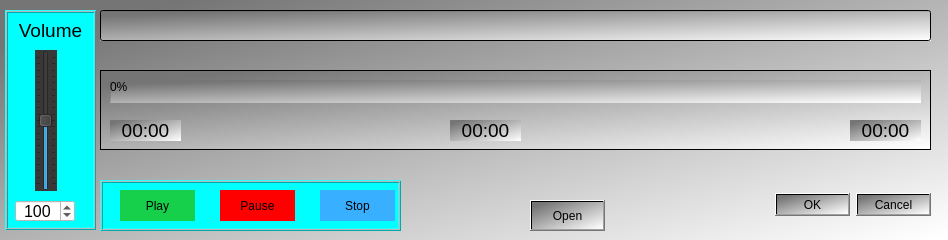
This is AdjRaspi5qtSynthApp_2/Dialog_MidiPlayer.ui in nahumbudin/AdjRaspi5qtSynthApp_2 as Qt 5 draws it before an edit. The edited form follows.
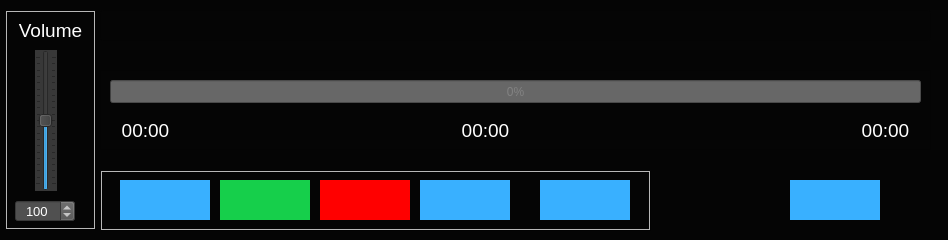
This is the edited form. Custom widgets are drawn as their Qt base class.

Commit message: 1. Complete refactoring of GUI style to dark with white fonts. 2. Customized Qt widgets 3. Added the GuiNavigator object to navigate between GUI widgets using the control box events. 4. Added MIDI Player Backward and Forward controls.

The edit to the form file:
```diff
--- a/AdjRaspi5qtSynthApp_2/Dialog_MidiPlayer.ui
+++ b/AdjRaspi5qtSynthApp_2/Dialog_MidiPlayer.ui
@@ -14,36 +14,23 @@
    <string>Midi Player</string>
   </property>
   <property name="styleSheet">
-   <string notr="true">background-color: qlineargradient(spread:pad, x1:0.0795909, y1:0.119, x2:0.983, y2:0.998455, stop:0 rgba(117, 117, 117, 255), stop:1 rgba(255, 255, 255, 255));
-border-color: rgb(0, 0, 0);</string>
+   <string notr="true">color: rgb(255, 255, 255);
+background-color: rgb(5, 5, 5);</string>
   </property>
-  <widget class="QDialogButtonBox" name="buttonBox">
+  <widget class="CustomButton" name="pushButton_MidiPlayerOpenFile">
    <property name="geometry">
     <rect>
-     <x>770</x>
+     <x>790</x>
      <y>180</y>
-     <width>161</width>
-     <height>50</height>
+     <width>90</width>
+     <height>40</height>
     </rect>
    </property>
-   <property name="orientation">
-    <enum>Qt::Horizontal</enum>
-   </property>
-   <property name="standardButtons">
-    <set>QDialogButtonBox::Cancel|QDialogButtonBox::Ok</set>
-   </property>
-  </widget>
-  <widget class="QPushButton" name="pushButton_MidiPlayerOpenFile">
-   <property name="geometry">
-    <rect>
-     <x>530</x>
-     <y>200</y>
-     <width>75</width>
-     <height>31</height>
-    </rect>
+   <property name="styleSheet">
+    <string notr="true">background-color: rgb(57, 176, 255);border: none;</string>
    </property>
    <property name="text">
-    <string>Open</string>
+    <string/>
    </property>
   </widget>
   <widget class="QLineEdit" name="lineEdit_MidiPlayeFileName">
@@ -68,13 +55,14 @@
    <property name="geometry">
     <rect>
      <x>100</x>
-     <y>180</y>
-     <width>301</width>
-     <height>51</height>
+     <y>170</y>
+     <width>551</width>
+     <height>61</height>
     </rect>
    </property>
    <property name="styleSheet">
-    <string notr="true">background-color: rgb(0, 255, 255);</string>
+    <string notr="true">color: rgb(255, 255, 255);
+background-color: rgb(5, 5, 5);</string>
    </property>
    <property name="frameShape">
     <enum>QFrame::Box</enum>
@@ -85,52 +73,84 @@
    <property name="midLineWidth">
     <number>1</number>
    </property>
-   <widget class="QPushButton" name="pushButton_MidiPlayerStop">
+   <widget class="CustomButton" name="pushButton_MidiPlayerStop">
+    <property name="geometry">
+     <rect>
+      <x>440</x>
+      <y>10</y>
+      <width>90</width>
+      <height>40</height>
+     </rect>
+    </property>
+    <property name="styleSheet">
+     <string notr="true">background-color: rgb(57, 176, 255);border: none;</string>
+    </property>
+    <property name="text">
+     <string/>
+    </property>
+   </widget>
+   <widget class="CustomButton" name="pushButton_MidiPlayerPause">
     <property name="geometry">
      <rect>
       <x>220</x>
       <y>10</y>
-      <width>75</width>
-      <height>31</height>
-     </rect>
-    </property>
-    <property name="styleSheet">
-     <string notr="true">background-color: rgb(57, 176, 255);border: none;</string>
-    </property>
-    <property name="text">
-     <string>Stop</string>
-    </property>
-   </widget>
-   <widget class="QPushButton" name="pushButton_MidiPlayerPause">
-    <property name="geometry">
-     <rect>
-      <x>120</x>
-      <y>10</y>
-      <width>75</width>
-      <height>31</height>
+      <width>90</width>
+      <height>40</height>
      </rect>
     </property>
     <property name="styleSheet">
      <string notr="true">background-color: rgb(255, 0, 0);border: none;</string>
     </property>
     <property name="text">
-     <string>Pause</string>
+     <string/>
     </property>
    </widget>
    <widget class="QPushButton" name="pushButton_MidiPlayerPlay">
     <property name="geometry">
      <rect>
-      <x>20</x>
+      <x>120</x>
       <y>10</y>
-      <width>75</width>
-      <height>31</height>
+      <width>90</width>
+      <height>40</height>
      </rect>
     </property>
     <property name="styleSheet">
      <string notr="true">background-color: rgb(22, 207, 75); border: none;</string>
     </property>
     <property name="text">
-     <string>Play</string>
+     <string/>
+    </property>
+   </widget>
+   <widget class="CustomButton" name="pushButton_MidiPlayerForward">
+    <property name="geometry">
+     <rect>
+      <x>320</x>
+      <y>10</y>
+      <width>90</width>
+      <height>40</height>
+     </rect>
+    </property>
+    <property name="styleSheet">
+     <string notr="true">background-color: rgb(57, 176, 255);border: none;</string>
+    </property>
+    <property name="text">
+     <string/>
+    </property>
+   </widget>
+   <widget class="CustomButton" name="pushButton_MidiPlayerBackward">
+    <property name="geometry">
+     <rect>
+      <x>20</x>
+      <y>10</y>
+      <width>90</width>
+      <height>40</height>
+     </rect>
+    </property>
+    <property name="styleSheet">
+     <string notr="true">background-color: rgb(57, 176, 255);border: none;</string>
+    </property>
+    <property name="text">
+     <string/>
     </property>
    </widget>
   </widget>
@@ -159,7 +179,8 @@
      </rect>
     </property>
     <property name="styleSheet">
-     <string notr="true"/>
+     <string notr="true">color: rgb(130, 130, 130);
+background-color: rgb(103, 103, 103);</string>
     </property>
     <property name="value">
      <number>0</number>
@@ -239,7 +260,8 @@
     </rect>
    </property>
    <property name="styleSheet">
-    <string notr="true">background-color: rgb(0, 255, 255);</string>
+    <string notr="true">color: rgb(255, 255, 255);
+background-color: rgb(5, 5, 5);</string>
    </property>
    <property name="frameShape">
     <enum>QFrame::Box</enum>
@@ -282,11 +304,12 @@
     </property>
     <property name="font">
      <font>
-      <pointsize>12</pointsize>
+      <pointsize>10</pointsize>
      </font>
     </property>
     <property name="styleSheet">
-     <string notr="true">background-color: rgb(255, 255, 255);</string>
+     <string notr="true">background-color: rgb(80,80,80);
+color: rgb(255, 255, 255);</string>
     </property>
     <property name="alignment">
      <set>Qt::AlignCenter</set>
@@ -334,6 +357,18 @@
   <zorder>lineEdit_MidiPlayeFileName</zorder>
   <zorder>frame_3</zorder>
  </widget>
+ <customwidgets>
+  <customwidget>
+   <class>CustomVerticalSlider</class>
+   <extends>QSlider</extends>
+   <header location="global">customverticalslider.h</header>
+  </customwidget>
+  <customwidget>
+   <class>CustomButton</class>
+   <extends>QPushButton</extends>
+   <header location="global">custombutton.h</header>
+  </customwidget>
+ </customwidgets>
  <resources/>
  <connections>
   <connection>
```
Left out of the diff: 40 changed lines with no effect on the pictures. The commit also changes 85 other files.
